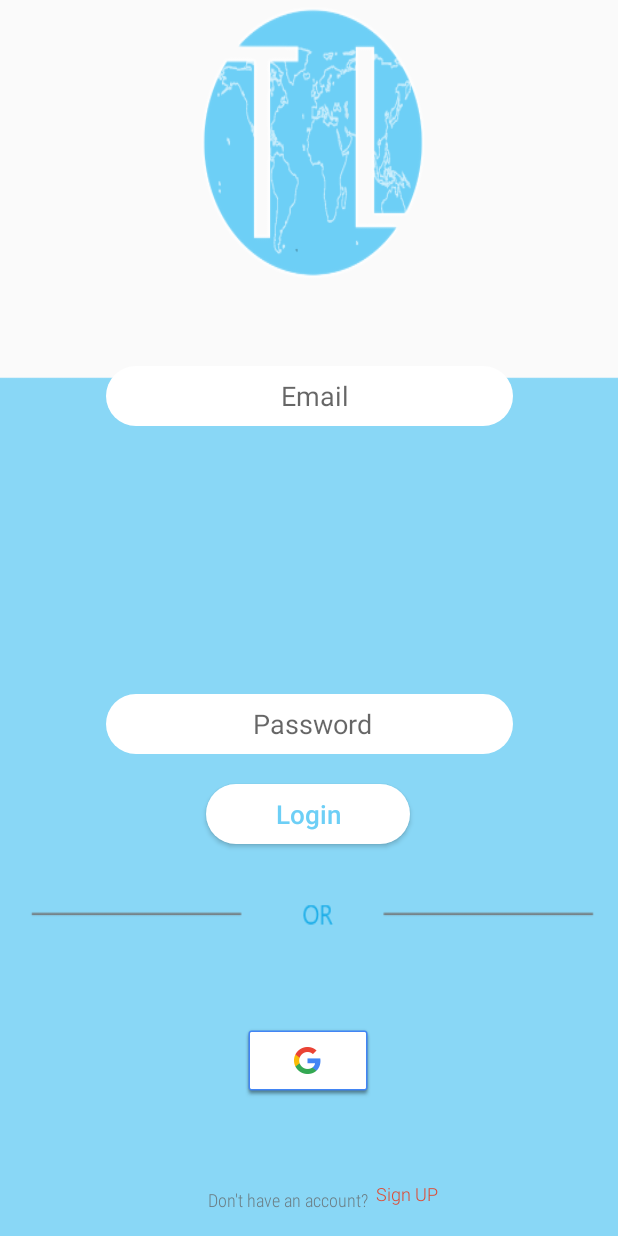
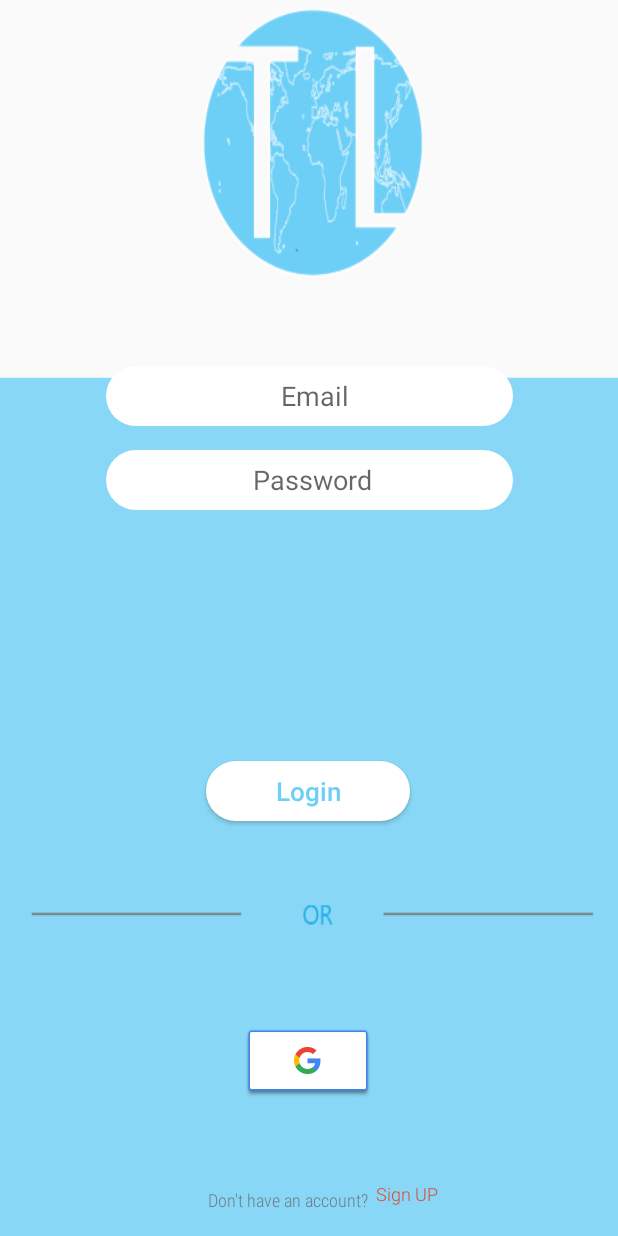
Before and after one commit to Merlinn21/Travelinked, an Android app: the screen it shows after launch (MainActivity), on a phone screen of 412 x 824 dp. Run offline under Robolectric (Android 15) with nearby library versions, the phone set to English and light mode, and no system bars; our stand-ins replace Firebase (no records; nobody signed in at launch, a user with empty details on screens opened directly).

Commit message:
Script fix

```diff
--- a/app/src/main/java/com/example/testing/MainActivity.java
+++ b/app/src/main/java/com/example/testing/MainActivity.java
@@ -7,7 +7,9 @@ import androidx.appcompat.app.AppCompatActivity;
 import android.content.Intent;
 import android.os.Bundle;
 import android.view.View;
+import android.widget.Button;
 import android.widget.TextView;
+import android.widget.Toast;
 
 import com.google.android.gms.auth.api.signin.GoogleSignIn;
 import com.google.android.gms.auth.api.signin.GoogleSignInAccount;
@@ -26,7 +28,7 @@ import com.google.firebase.auth.GoogleAuthProvider;
 public class MainActivity extends AppCompatActivity {
 
     private TextView signUpPhone;
-    private SignInButton googleLoginButton;
+    private Button googleLoginButton;
     private GoogleSignInClient mGoogleSignInClient;
     private FirebaseAuth mAuth;
 
@@ -36,7 +38,7 @@ public class MainActivity extends AppCompatActivity {
         super.onCreate(savedInstanceState);
         setContentView(R.layout.activity_main);
 
-        signUpPhone = findViewById(R.id.sign_up_phone);
+        signUpPhone = findViewById(R.id.Sign_Up_Menu);
         googleLoginButton = findViewById(R.id.sign_in_button_google);
 
         mAuth = FirebaseAuth.getInstance();
@@ -53,6 +55,7 @@ public class MainActivity extends AppCompatActivity {
                 signIn();
             }
         });
+
         signUpPhone.setOnClickListener(new View.OnClickListener() {
             @Override
             public void onClick(View v) {
@@ -64,16 +67,10 @@ public class MainActivity extends AppCompatActivity {
     @Override
     public void onStart() {
         super.onStart();
+        Toast.makeText(this,signUpPhone.getText(),Toast.LENGTH_SHORT).show();
         FirebaseUser currentUser = mAuth.getCurrentUser();
     }
 
-    public void onClick(View v) {
-        switch (v.getId()) {
-            case R.id.sign_in_button_google:
-                signIn();
-                break;
-        }
-    }
 
     private void signIn() {
         Intent signInIntent = mGoogleSignInClient.getSignInIntent();
@@ -113,16 +110,6 @@ public class MainActivity extends AppCompatActivity {
         });
     }
 
-
-
-    /*private void UpdateUI(FirebaseUser usr){
-        GoogleSignInAccount account = GoogleSignIn.getLastSignedInAccount(getApplicationContext());
-
-        if(account != null){
-            String personName = account.getDisplayName();
-            Toast.makeText(MainActivity.this, personName, Toast.LENGTH_SHORT).show();
-        }
-    }*/
 }
 
 //references
--- a/app/src/main/java/com/example/testing/VerifyNumber.java
+++ b/app/src/main/java/com/example/testing/VerifyNumber.java
@@ -34,11 +34,11 @@ public class VerifyNumber extends SignUp {
     @Override
     protected void onCreate(Bundle savedInstanceState) {
         super.onCreate(savedInstanceState);
-        setContentView(R.layout.verify_number);
+        setContentView(R.layout.activity_verify);
 
-        verifyButton = findViewById(R.id.verify_button);
+        verifyButton = findViewById(R.id.Continue_Landing_Page);
         mAuth = FirebaseAuth.getInstance();
-        verificationTextField = findViewById(R.id.verify_code_text_field);
+        verificationTextField = findViewById(R.id.Input_Verification_Number);
 
 
         String noHp = getIntent().getStringExtra("noHp");
--- a/app/src/main/res/layout/activity_main.xml
+++ b/app/src/main/res/layout/activity_main.xml
@@ -46,22 +46,23 @@
         app:layout_constraintVertical_bias="0.975" />
 
     <Button
-        android:id="@+id/Login"
+        android:id="@+id/login_button"
         android:layout_width="136dp"
         android:layout_height="40dp"
-        android:layout_marginBottom="120dp"
         android:background="@drawable/button"
         android:text="Login"
         android:textAllCaps="false"
         android:textColor="@color/blue"
         android:textSize="17sp"
-        app:layout_constraintBottom_toTopOf="@+id/Sign_In_With_Google"
+        app:layout_constraintBottom_toBottomOf="parent"
         app:layout_constraintEnd_toEndOf="parent"
         app:layout_constraintHorizontal_bias="0.498"
-        app:layout_constraintStart_toStartOf="parent" />
+        app:layout_constraintStart_toStartOf="parent"
+        app:layout_constraintTop_toTopOf="parent"
+        app:layout_constraintVertical_bias="0.647" />
 
     <Button
-        android:id="@+id/Sign_In_With_Google"
+        android:id="@+id/sign_in_button_google"
         android:layout_width="wrap_content"
         android:layout_height="wrap_content"
         android:layout_marginBottom="60dp"
@@ -73,7 +74,7 @@
         app:layout_constraintStart_toStartOf="parent" />
 
     <EditText
-        android:id="@+id/Email"
+        android:id="@+id/email"
         android:layout_width="271dp"
         android:layout_height="40dp"
         android:layout_marginTop="244dp"
@@ -82,25 +83,27 @@
         android:hint="                         Email"
         android:inputType="textEmailAddress"
         android:textColor="@color/gray"
-        app:layout_constraintBottom_toTopOf="@+id/Password"
+        app:layout_constraintBottom_toBottomOf="parent"
         app:layout_constraintEnd_toEndOf="parent"
         app:layout_constraintStart_toStartOf="parent"
         app:layout_constraintTop_toTopOf="parent"
         app:layout_constraintVertical_bias="0.0" />
 
     <EditText
-        android:id="@+id/Password"
+        android:id="@+id/password"
         android:layout_width="271dp"
         android:layout_height="40dp"
-        android:layout_marginBottom="20dp"
+        android:layout_marginTop="16dp"
         android:background="@drawable/button"
         android:ems="10"
         android:hint="                     Password"
         android:inputType="textPassword"
         android:textColor="@color/gray"
-        app:layout_constraintBottom_toTopOf="@+id/Login"
+        app:layout_constraintBottom_toBottomOf="parent"
         app:layout_constraintEnd_toEndOf="parent"
-        app:layout_constraintStart_toStartOf="parent" />
+        app:layout_constraintStart_toStartOf="parent"
+        app:layout_constraintTop_toBottomOf="@+id/email"
+        app:layout_constraintVertical_bias="0.0" />
 
 
 </androidx.constraintlayout.widget.ConstraintLayout>
```
Also changed, not shown: app/src/main/java/com/example/testing/SignUp.java (+3 -11 lines), app/src/main/res/layout/activity_signup.xml (+6 -8 lines).
